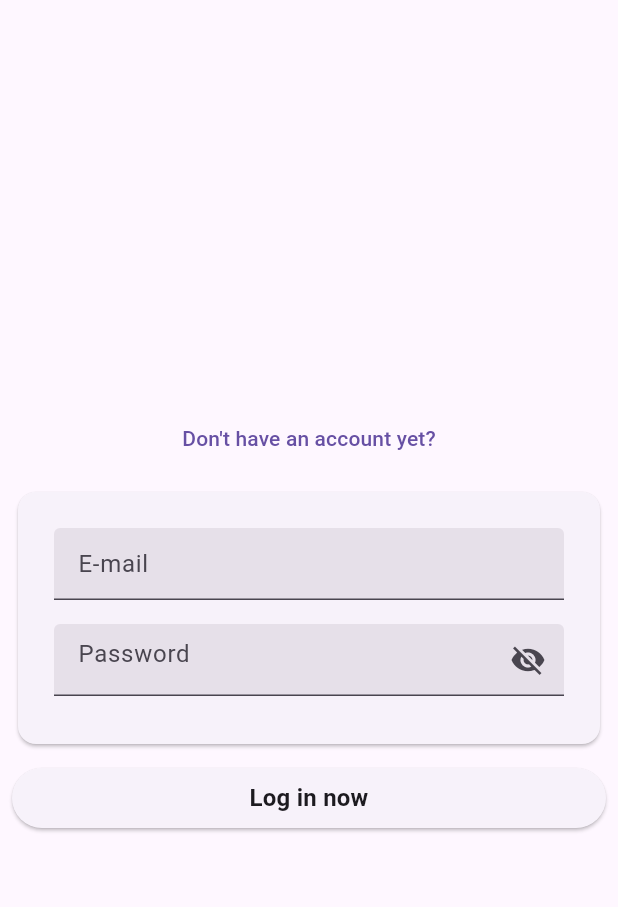
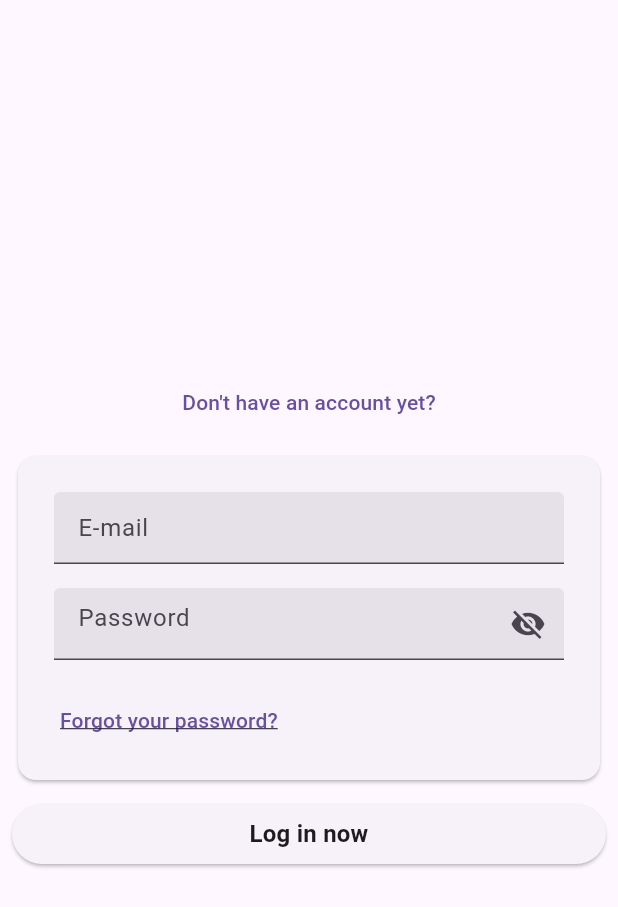
Before and after one commit to No0ne09/trials_of_valhalla, a Flutter app: the screen it shows after launch, on a phone screen of 412 x 824 dp. Shown: the top 907 px of the screen. Run offline on Flutter 3.47's test engine with Material 3 defaults, Android fonts, the phone set to English and light mode, and no system bars; our stand-ins replace firebase_auth, firebase_core, form_validator; accounts and stored records are empty; generated files the repository leaves out were written again.

Commit message:
starting with password reset popup

```diff
--- a/lib/helpers/strings.dart
+++ b/lib/helpers/strings.dart
@@ -4,3 +4,4 @@ const noAccount = "Don't have an account yet?";
 const haveAccount = "You already have an account?";
 const login = "Log in now";
 const register = "Register now";
+const passwordReset = 'Forgot your password?';
--- a/lib/screens/auth_screen.dart
+++ b/lib/screens/auth_screen.dart
@@ -90,13 +90,13 @@ class _AuthScreenState extends State<AuthScreen> {
                           const SizedBox(
                             height: 8,
                           ),
-                          /*if (_isLogin)
+                          if (_isLogin)
                             ExcludeFocus(
                               child: TextButton(
                                 onPressed: () async {
                                   await showDialog(
                                     context: context,
-                                    builder: (context) => const AuthResetPopup(),
+                                    builder: (context) => const AlertDialog(),
                                   );
                                 },
                                 child: const Text(
@@ -106,7 +106,7 @@ class _AuthScreenState extends State<AuthScreen> {
                                   ),
                                 ),
                               ),
-                            ),*/
+                            ),
                         ],
                       ),
                     )),
```
